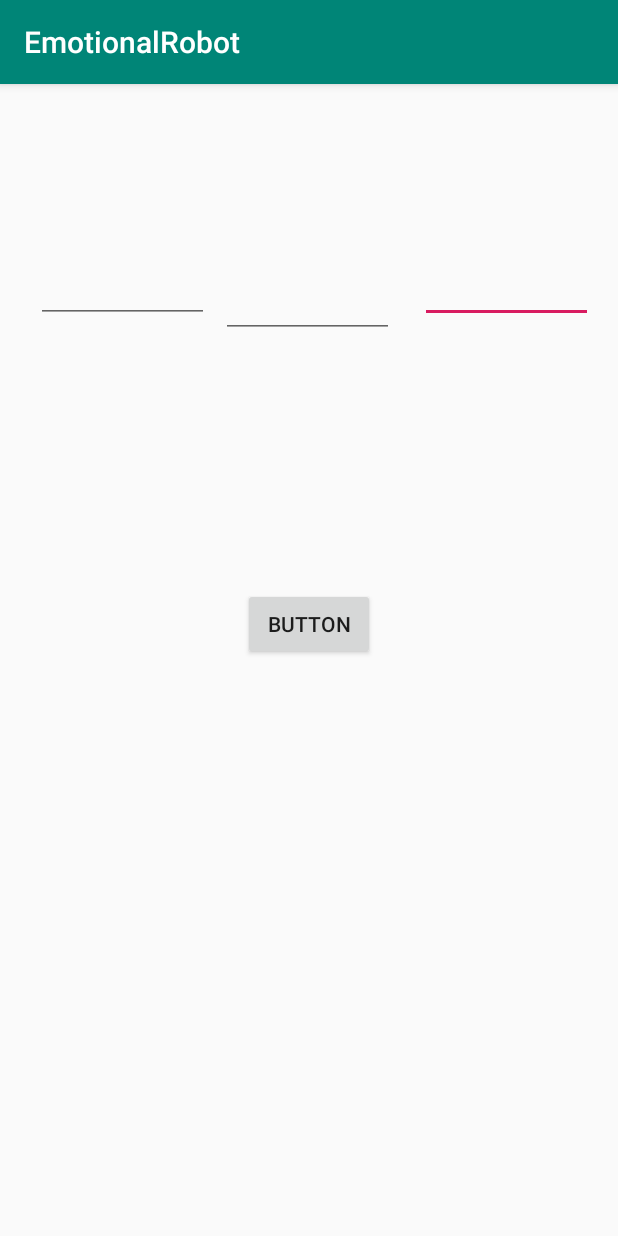
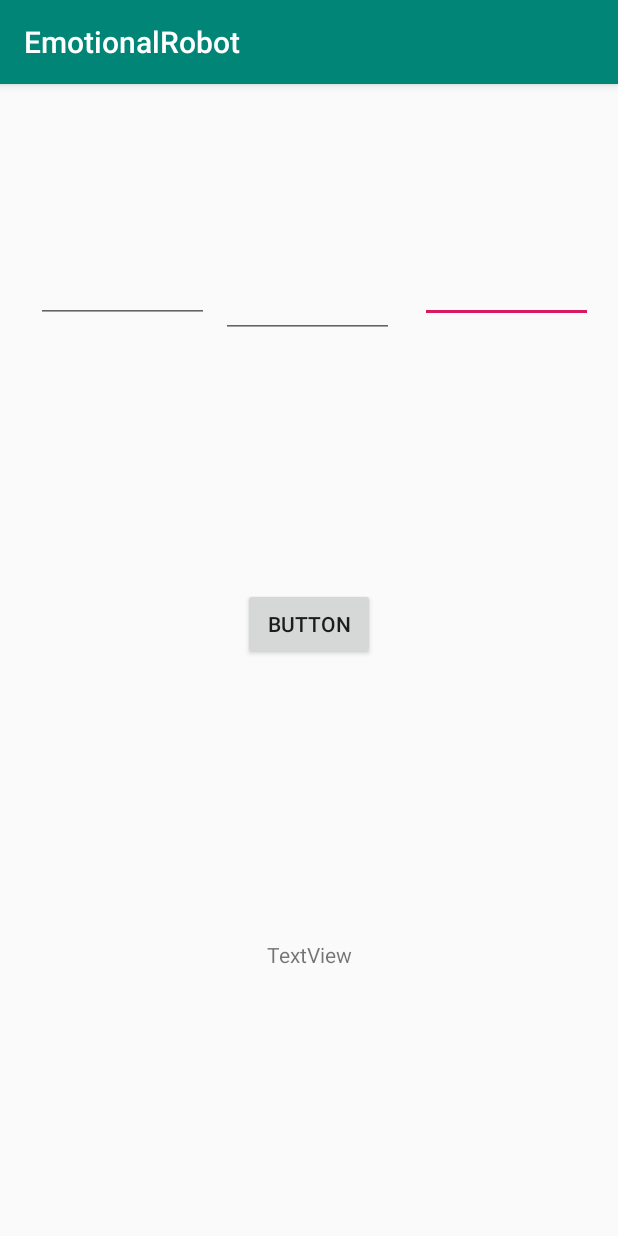
Before and after one commit to JuliaDutkiewicz/EmotionalRobot, an Android app: the screen it shows after launch (MainActivity), on a phone screen of 412 x 824 dp. Run offline under Robolectric (Android 15) with nearby library versions, the phone set to English and light mode, and no system bars; libraries missing offline, so code that uses them is left out: org.tensorflow.contrib; 1 statement that could not run was skipped.

Commit message:
Working example

```diff
--- a/app/src/main/java/pl/edu/agh/emotionalrobot/MainActivity.java
+++ b/app/src/main/java/pl/edu/agh/emotionalrobot/MainActivity.java
@@ -2,8 +2,10 @@ package pl.edu.agh.emotionalrobot;
 
 import android.support.v7.app.AppCompatActivity;
 import android.os.Bundle;
+import android.view.View;
 import android.widget.Button;
 import android.widget.EditText;
+import android.widget.TextView;
 
 import org.tensorflow.contrib.android.TensorFlowInferenceInterface;
 
@@ -20,23 +22,36 @@ public class MainActivity extends AppCompatActivity {
     private static final long[] INPUT_SIZE = {1, 3};
     private TensorFlowInferenceInterface inferenceInterface;
 
-    Button mButton;
-    EditText num1;
-    EditText num2;
-    EditText num3;
-
-
     @Override
     protected void onCreate(Bundle savedInstanceState) {
-        num1 = (EditText) findViewById(R.id.num1);
-        num2 = (EditText) findViewById(R.id.num2);
-        num2 = (EditText) findViewById(R.id.num2);
-        inferenceInterface = new TensorFlowInferenceInterface(getAssets(), MODEL_FILE);
-        float[] inputFloats = {Float.parseFloat(num1.getText().toString()),
-                Float.parseFloat(num2.getText().toString()),
-                Float.parseFloat(num3.getText().toString())};
-        inferenceInterface.feed(INPUT_NODE, inputFloats, INPUT_SIZE);
         super.onCreate(savedInstanceState);
         setContentView(R.layout.activity_main);
+
+        final Button button = (Button) findViewById(R.id.button2);
+        final EditText num1 = (EditText) findViewById(R.id.num1);
+        final EditText num2 = (EditText) findViewById(R.id.num2);
+        final EditText num3 = (EditText) findViewById(R.id.num3);
+
+        button.setOnClickListener(new View.OnClickListener() {
+            @Override
+            public void onClick(View v) {
+                try {
+                    inferenceInterface = new TensorFlowInferenceInterface(getAssets(), MODEL_FILE);
+                    float[] inputFloats = {Float.parseFloat(num1.getText().toString()),
+                            Float.parseFloat(num2.getText().toString()),
+                            Float.parseFloat(num3.getText().toString())};
+                    inferenceInterface.feed(INPUT_NODE, inputFloats, INPUT_SIZE);
+                    inferenceInterface.run(new String[]{OUTPUT_NODE});
+
+                    float[] result = {0, 0};
+                    inferenceInterface.fetch(OUTPUT_NODE, result);
+                    final TextView textViewR = (TextView) findViewById(R.id.textView);
+                    textViewR.setText(Float.toString(result[0]) + ", " + Float.toString(result[1]));
+                } catch (Exception e) {
+                    final TextView textViewR = (TextView) findViewById(R.id.textView);
+                    textViewR.setText(e.getMessage());//Float.toString(result[0]) + ", " + Float.toString(result[1]));
+                }
+            }
+        });
     }
 }
--- a/app/src/main/res/layout/activity_main.xml
+++ b/app/src/main/res/layout/activity_main.xml
@@ -62,4 +62,17 @@
         app:layout_constraintEnd_toEndOf="parent"
         app:layout_constraintStart_toStartOf="parent" />
 
+    <TextView
+        android:id="@+id/textView"
+        android:layout_width="wrap_content"
+        android:layout_height="wrap_content"
+        android:layout_marginStart="8dp"
+        android:layout_marginTop="8dp"
+        android:layout_marginEnd="8dp"
+        android:text="TextView"
+        app:layout_constraintBottom_toBottomOf="parent"
+        app:layout_constraintEnd_toEndOf="parent"
+        app:layout_constraintStart_toStartOf="parent"
+        app:layout_constraintTop_toBottomOf="@+id/button2" />
+
 </android.support.constraint.ConstraintLayout>
```
